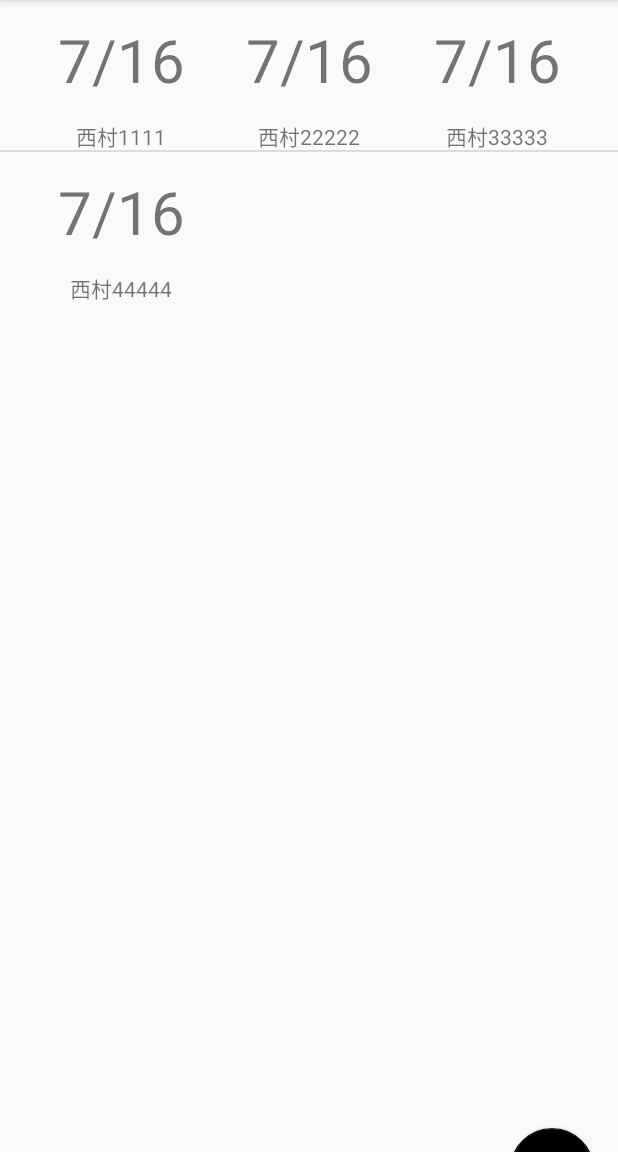
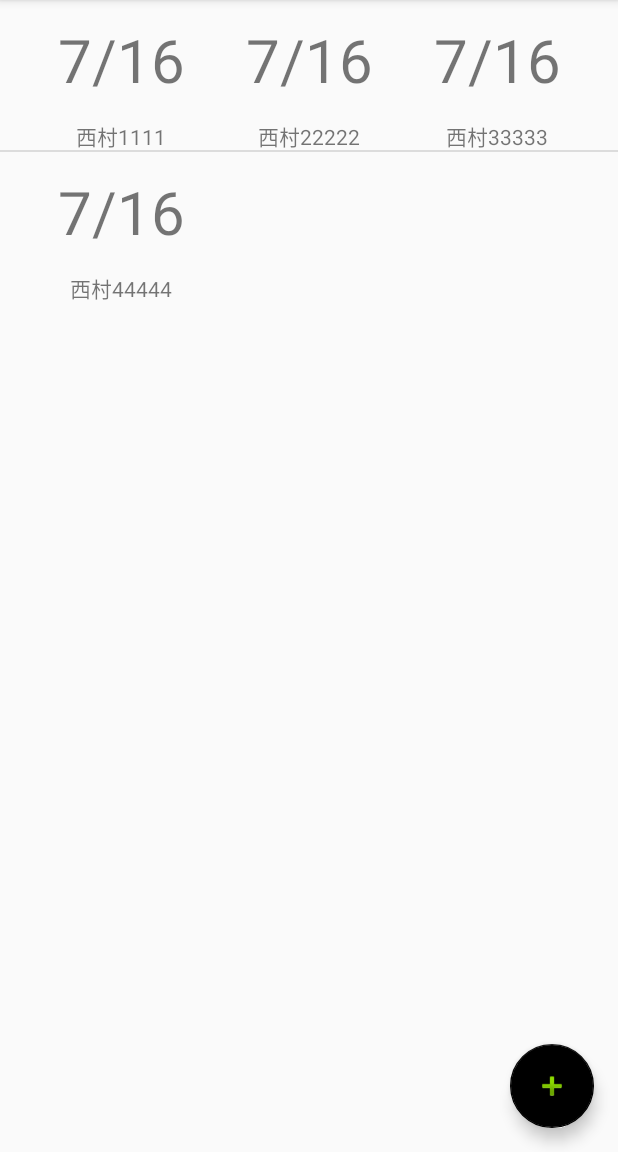
Before and after one commit to t-robop/Tancolle, an Android app: the screen it shows after launch (GestureDecActivity), on a phone screen of 412 x 824 dp, the part 84-1236 px from its top. Run offline under Robolectric (Android 15) with nearby library versions, the phone set to English and light mode, and no system bars.

Commit message:
全員のデータを合体 テストデータセットをコメントアウトし、違うデータをセットするように書き換えてください。 追記 現状、データが増えて縦スクロールがするようになると落ちます。

```diff
--- a/app/src/main/res/layout/activity_gesture_dec.xml
+++ b/app/src/main/res/layout/activity_gesture_dec.xml
@@ -1,5 +1,6 @@
 <?xml version="1.0" encoding="utf-8"?>
-<LinearLayout xmlns:android="http://schemas.android.com/apk/res/android"
+<android.support.design.widget.CoordinatorLayout xmlns:android="http://schemas.android.com/apk/res/android"
+    xmlns:app="http://schemas.android.com/apk/res-auto"
     android:orientation="vertical"
     android:layout_width="fill_parent"
     android:layout_height="fill_parent">
@@ -12,9 +13,12 @@
         <LinearLayout
             android:id="@+id/ll_main"
             android:layout_width="wrap_content"
-            android:layout_height="wrap_content">
-            <include layout="@layout/activity_main_list" android:id="@+id/list1"/>
-            <include layout="@layout/activity_main_list" android:id="@+id/list2"/>
+            android:layout_height="wrap_content"
+            android:orientation="horizontal">
+            <include layout="@layout/activity_main_list" android:id="@+id/list1" />
+            <include layout="@layout/activity_main_list" android:id="@+id/list2" android:layout_marginLeft="100dp"
+                android:layout_height="fill_parent"
+                android:layout_width="fill_parent" />
             <include layout="@layout/activity_main_list" android:id="@+id/list3"/>
             <include layout="@layout/activity_main_list" android:id="@+id/list4"/>
             <include layout="@layout/activity_main_list" android:id="@+id/list5"/>
@@ -30,5 +34,15 @@
         </LinearLayout>
 
     </HorizontalScrollView>
+    <android.support.design.widget.FloatingActionButton
+        android:id="@+id/add"
+        android:layout_width="wrap_content"
+        android:layout_height="wrap_content"
+        android:layout_gravity="bottom|end"
+        android:layout_margin="@dimen/fab_margin"
+        android:src="@android:drawable/ic_input_add"
+        app:backgroundTint="@android:color/black"
+        />
 
-</LinearLayout>
+
+</android.support.design.widget.CoordinatorLayout>
--- a/app/src/main/res/layout/activity_main_list.xml
+++ b/app/src/main/res/layout/activity_main_list.xml
@@ -12,14 +12,14 @@
         android:id="@+id/listView1" />
 
 
-    <android.support.design.widget.FloatingActionButton
-        android:id="@+id/add"
-        android:layout_width="wrap_content"
-        android:layout_height="wrap_content"
-        android:layout_gravity="bottom|end"
-        android:layout_margin="@dimen/fab_margin"
-        android:src="@android:drawable/ic_input_add"
-        app:backgroundTint="@android:color/black"
-        />
+    <!--<android.support.design.widget.FloatingActionButton-->
+        <!--android:id="@+id/add"-->
+        <!--android:layout_width="wrap_content"-->
+        <!--android:layout_height="wrap_content"-->
+        <!--android:layout_gravity="bottom|end"-->
+        <!--android:layout_margin="@dimen/fab_margin"-->
+        <!--android:src="@android:drawable/ic_input_add"-->
+        <!--app:backgroundTint="@android:color/black"-->
+        <!--/>-->
 
     </android.support.design.widget.CoordinatorLayout>
```
Also changed, not shown: app/src/main/java/org/t_robop/y_ogawara/tancolle/GestureDecActivity.java (+20 -34 lines).
